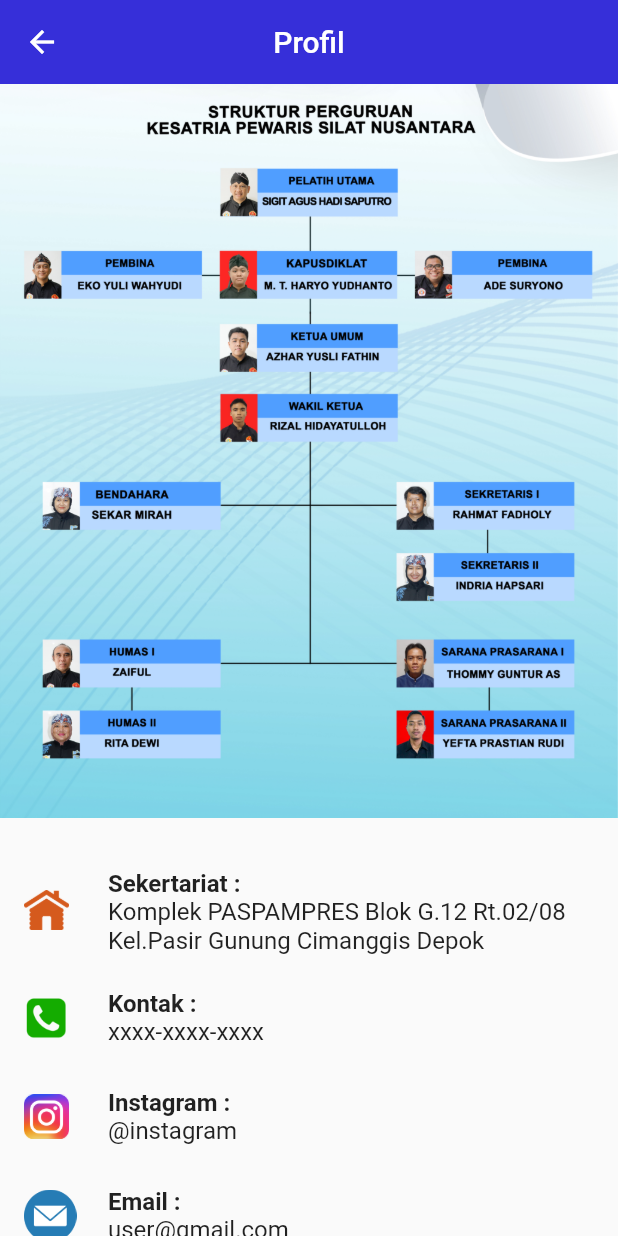
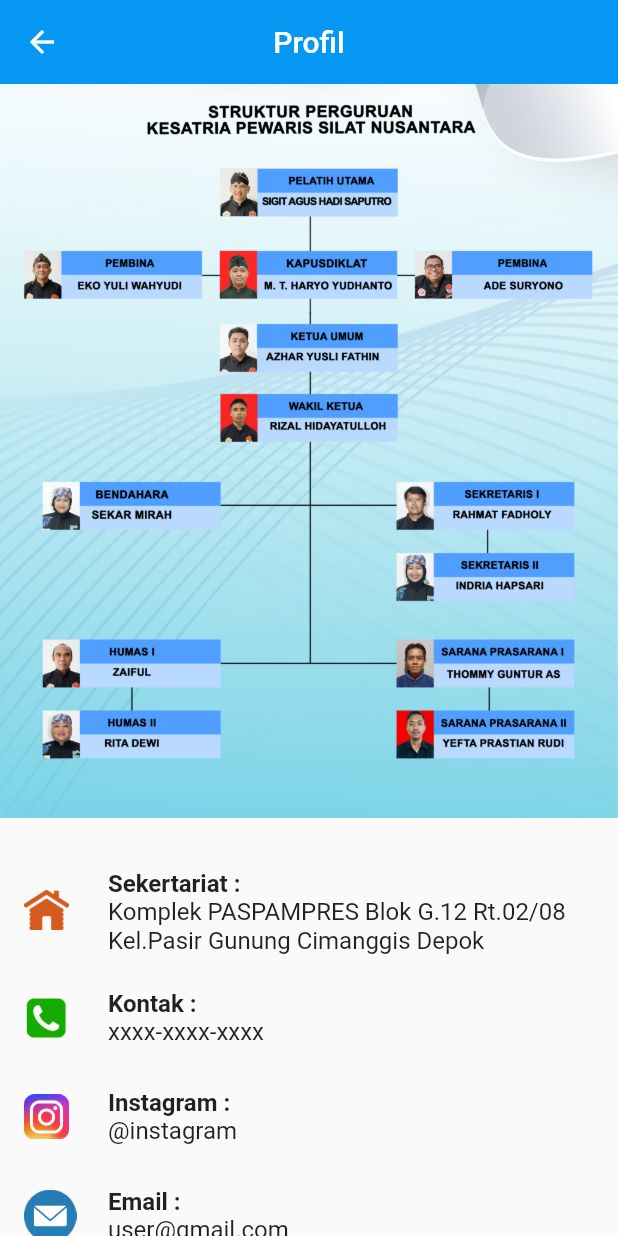
Before and after one commit to reonm4tcha/kps_nusantara_app, a Flutter app: the isi1 screen opened directly with sample values from the repository, scrolled down 576 dp, on a phone screen of 412 x 824 dp. Run offline on Flutter 3.47's test engine with Material 2 defaults, Android fonts, the phone set to English and light mode, and no system bars; our stand-ins replace carousel_slider, chewie, video_player; missing offline and left inert: syncfusion_flutter_pdfviewer.

Commit message:
perubahan warna pada sebgaian appbar

```diff
--- a/lib/widgets/isi1.dart
+++ b/lib/widgets/isi1.dart
@@ -19,7 +19,7 @@ class isi1State extends State<isi1> {
       Scaffold(
       appBar: AppBar(
         title: Text(lainnya_req.name,),
-        backgroundColor: Color(0xff362FD9),
+        backgroundColor: Color(0xff0597F2),
       ),
       body:
           lainnya_req.isi1
--- a/lib/widgets/panduan/maknapage.dart
+++ b/lib/widgets/panduan/maknapage.dart
@@ -26,7 +26,7 @@ class _MaknaPageState extends State<MaknaPage> {
     return Scaffold(
       appBar: AppBar(
         title: Text(widget.panduanData[widget.index].judul),
-        backgroundColor: Color(0xff362FD9),
+        backgroundColor: Color(0xff0597F2),
         centerTitle: true,
         elevation: 0,
       ),
--- a/lib/widgets/panduan/pedomanpage.dart
+++ b/lib/widgets/panduan/pedomanpage.dart
@@ -24,7 +24,7 @@ class _PedomanPageState extends State<PedomanPage> {
     return Scaffold(
       appBar: AppBar(
         title: Text(widget.panduanData[widget.index].judul),
-        backgroundColor: Color(0xff362FD9),
+        backgroundColor: Color(0xff0597F2),
         centerTitle: true,
         elevation: 0,
       ),
--- a/lib/widgets/panduan/pengetahuanpage.dart
+++ b/lib/widgets/panduan/pengetahuanpage.dart
@@ -25,7 +25,7 @@ class _PengetahuanPageState extends State<PengetahuanPage> {
     return Scaffold(
       appBar: AppBar(
         title: Text(widget.panduanData[widget.index].judul),
-        backgroundColor: Color(0xff362FD9),
+        backgroundColor: Color(0xff0597F2),
       ),
       body: SafeArea(
         child: SingleChildScrollView(
--- a/lib/widgets/panduan/pernafasanpage.dart
+++ b/lib/widgets/panduan/pernafasanpage.dart
@@ -25,7 +25,7 @@ class _PernafasanPageState extends State<PernafasanPage> {
     return Scaffold(
       appBar: AppBar(
         title: Text(widget.panduanData[widget.index].judul),
-        backgroundColor: Color(0xff362FD9),
+        backgroundColor: Color(0xff0597F2),
         // backgroundColor: Color.fromARGB(255, 0, 171, 233),
         centerTitle: true,
         elevation: 0,
```
